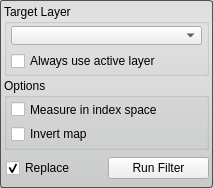
Above: Interface/ToolInterface/DistanceFilterInterface.ui from jessdtate/Seg3D before the change. Below: the same form after it.
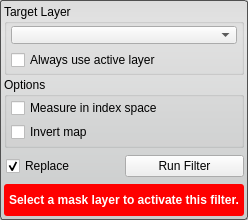
That is the form after the change. Custom widgets are drawn as their Qt base class.

Commit message: added a warning to the all the tools and filters for when the proper layer isnt selected.

What changed in the file:
```diff
--- a/Interface/ToolInterface/DistanceFilterInterface.ui
+++ b/Interface/ToolInterface/DistanceFilterInterface.ui
@@ -6,8 +6,8 @@
    <rect>
     <x>0</x>
     <y>0</y>
-    <width>213</width>
-    <height>188</height>
+    <width>248</width>
+    <height>220</height>
    </rect>
   </property>
   <property name="sizePolicy">
@@ -186,6 +186,48 @@
      </layout>
     </widget>
    </item>
+   <item>
+    <widget class="QWidget" name="message_alert_" native="true">
+     <property name="minimumSize">
+      <size>
+       <width>0</width>
+       <height>32</height>
+      </size>
+     </property>
+     <property name="styleSheet">
+      <string notr="true">QLabel#message_{
+	color: white;
+	font: bold;
+}
+
+QWidget#message_alert_{
+	border-radius: 3px;
+	background-color: red;
+}</string>
+     </property>
+     <layout class="QHBoxLayout" name="horizontalLayout_5">
+      <property name="spacing">
+       <number>0</number>
+      </property>
+      <property name="margin">
+       <number>4</number>
+      </property>
+      <item>
+       <widget class="QLabel" name="message_">
+        <property name="text">
+         <string>Select a mask layer to activate this filter.</string>
+        </property>
+        <property name="alignment">
+         <set>Qt::AlignCenter</set>
+        </property>
+        <property name="wordWrap">
+         <bool>true</bool>
+        </property>
+       </widget>
+      </item>
+     </layout>
+    </widget>
+   </item>
   </layout>
  </widget>
  <customwidgets>
```
The commit also changes 67 other files.
